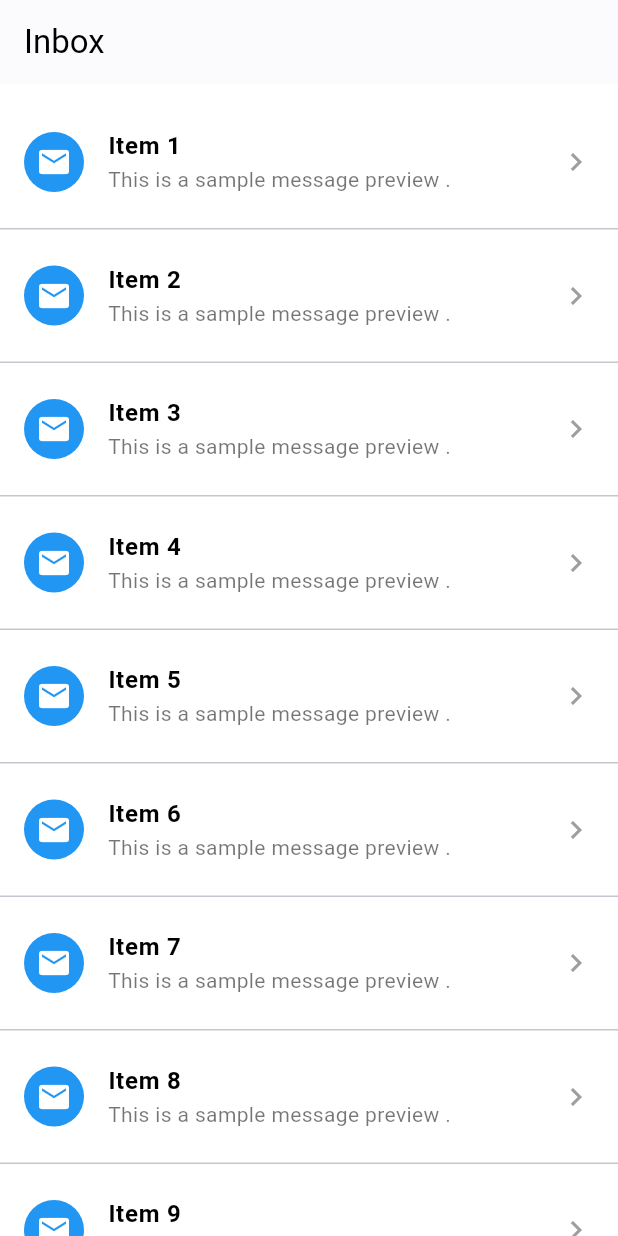
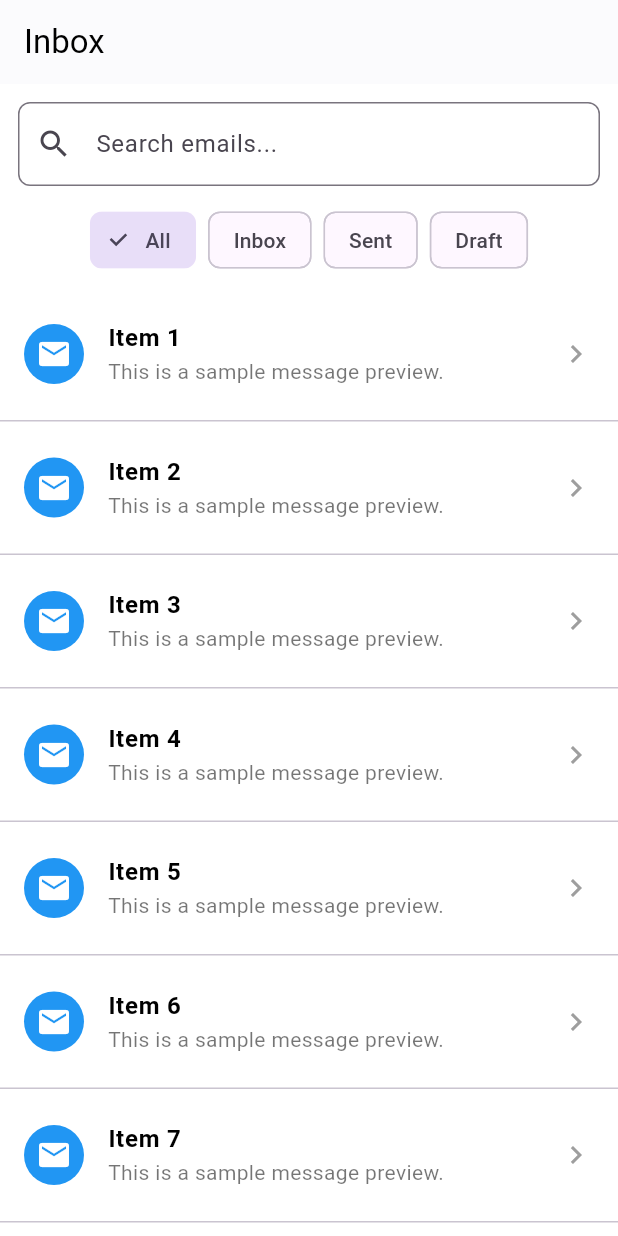
Before and after one commit to Sonia-dev/pagination_core, a Flutter app: the screen it shows after launch, on a phone screen of 412 x 824 dp. Run offline on Flutter 3.47's test engine with Material 3 defaults, Android fonts, the phone set to English and light mode, and no system bars.

Commit message:
## 1.0.6 - **Enhanced**: Pull-to-refresh now retains all active filters and only resets to page without clearing parameters. - **Fixed**: `RefreshIndicator` always wraps a scrollable list, even when empty, to ensure pull-to-refresh works in all states. - **Improved**: Documentation updated to show how to pass and persist `extraParams` across fetch/reset calls.

```diff
--- a/example/lib/pagination_demo.dart
+++ b/example/lib/pagination_demo.dart
@@ -1,7 +1,6 @@
 import 'package:flutter/material.dart';
 import 'package:pagination_core/pagination_core.dart';
 
-/// Simulates a paginated screen with Gmail-like styling.
 class PaginatedListScreen extends StatefulWidget {
   @override
   _PaginatedListScreenState createState() => _PaginatedListScreenState();
@@ -9,31 +8,90 @@ class PaginatedListScreen extends StatefulWidget {
 
 class _PaginatedListScreenState extends State<PaginatedListScreen> {
   late Paginator<String> paginator;
+  final TextEditingController _searchController = TextEditingController();
+  String searchQuery = '';
+
+  // Example categories for the filter chips
+  final List<String> categories = ['inbox', 'sent', 'draft'];
+  String? selectedCategory;
 
   @override
   void initState() {
     super.initState();
 
-    // Initialize the paginator with fetch logic and response parsing.
+    // Initialize the paginator
     paginator = Paginator<String>(
       fetchFunction: mockApiFetch,
       parseItems: (data) => List<String>.from(data),
       parseMeta: (json) => Meta.fromJson(json),
+      initialParameters: {
+        'limit': '10',
+        'page': '1',
+        // Pre-apply a category filter if set
+        if (selectedCategory != null) 'category': selectedCategory,
+      },
     );
 
-    // Fetch the first page on screen load.
+    // Fetch the first page
     paginator.fetch();
   }
 
-  /// Simulates an API call returning paginated string data.
+  /// Simulates a paginated API call with search and category filtering
   Future<Map<String, dynamic>> mockApiFetch(Map<String, dynamic> params) async {
     final page = int.parse(params['page'] ?? '1');
-    await Future.delayed(Duration(seconds: 1));
+    final query = (params['query'] ?? '').toString().toLowerCase();
+    final category = params['category']?.toString().toLowerCase();
+
+    await Future.delayed(const Duration(seconds: 1));
+
+    // Full data set
+    final allItems = List.generate(50, (i) => 'Item ${i + 1}');
+
+    // Apply filters
+    List<String> filtered = allItems.where((item) {
+      final matchesSearch = query.isEmpty || item.toLowerCase().contains(query);
+      final matchesCategory =
+          category == null || item.toLowerCase().contains(category);
+      return matchesSearch && matchesCategory;
+    }).toList();
+
+    // Pagination logic
+    final limit = int.parse(params['limit'] ?? '10');
+    final start = (page - 1) * limit;
+    final end = (start + limit).clamp(0, filtered.length);
+    final pagedItems = filtered.sublist(start, end);
+
+    final lastPage = (filtered.length / limit).ceil();
 
     return {
-      'data': List.generate(10, (i) => 'Item ${(page - 1) * 10 + i + 1}'),
-      'meta': {'currentPage': page, 'lastPage': 5},
+      'data': pagedItems,
+      'meta': {
+        'currentPage': page,
+        'lastPage': lastPage,
+      },
     };
+  }
+
+  /// Called when the search input changes
+  void _onSearchChanged(String value) {
+    searchQuery = value;
+    paginator.fetch(reset: true, extraParams: {'query': searchQuery});
+  }
+
+  /// Called when a category chip is selected
+  void _onCategorySelected(String? category) {
+    setState(() {
+      selectedCategory = category;
+    });
+    final extra = <String, dynamic>{};
+    if (category != null) extra['category'] = category;
+    paginator.fetch(reset: true, extraParams: {'category': selectedCategory});
+  }
+
+  @override
+  void dispose() {
+    _searchController.dispose();
+    super.dispose();
   }
 
   @override
@@ -48,6 +106,43 @@ class _PaginatedListScreenState extends State<PaginatedListScreen> {
       ),
       body: Column(
         children: [
+          // Search bar
+          Padding(
+            padding: const EdgeInsets.all(12),
+            child: TextField(
+              controller: _searchController,
+              onChanged: _onSearchChanged,
+              decoration: InputDecoration(
+                hintText: 'Search emails...',
+                prefixIcon: const Icon(Icons.search),
+                border: OutlineInputBorder(
+                  borderRadius: BorderRadius.circular(8),
+                ),
+              ),
+            ),
+          ),
+
+          // Category filter chips
+          Padding(
+            padding: const EdgeInsets.symmetric(horizontal: 12),
+            child: Wrap(
+              spacing: 8,
+              children: [
+                FilterChip(
+                  label: const Text('All'),
+                  selected: selectedCategory == null,
+                  onSelected: (_) => _onCategorySelected(null),
+                ),
+                ...categories.map((cat) => FilterChip(
+                      label: Text(cat.capitalize()),
+                      selected: selectedCategory == cat,
+                      onSelected: (_) => _onCategorySelected(cat),
+                    )),
+              ],
+            ),
+          ),
+
+          // Paginated list
           Expanded(
             child: PaginatedList<String>(
               paginator: paginator,
@@ -67,17 +162,16 @@ class _PaginatedListScreenState extends State<PaginatedListScreen> {
                             fontWeight: FontWeight.w600, color: Colors.black),
                       ),
                       subtitle: const Text(
-                        "This is a sample message preview .",
+                        "This is a sample message preview.",
                         maxLines: 2,
                         overflow: TextOverflow.ellipsis,
                         style: TextStyle(color: Colors.black54),
                       ),
                       trailing:
                           const Icon(Icons.chevron_right, color: Colors.grey),
-                      onTap: () {
-                        showDialog(
+                      onTap: () => showDialog(
                         context: context,
-                          builder: (context) => AlertDialog(
+                        builder: (_) => AlertDialog(
                           title: Text(item),
                           content: const Text(
                               "This would be the full content of the email/message."),
@@ -88,8 +182,7 @@ class _PaginatedListScreenState extends State<PaginatedListScreen> {
                             ),
                           ],
                         ),
-                        );
-                      },
+                      ),
                     ),
                     const Divider(height: 1),
                   ],
@@ -106,3 +199,11 @@ class _PaginatedListScreenState extends State<PaginatedListScreen> {
     );
   }
 }
+
+/// Extension method to capitalize the first letter of a string.
+extension StringExtension on String {
+  String capitalize() {
+    if (isEmpty) return this;
+    return this[0].toUpperCase() + substring(1);
+  }
+}
--- a/lib/pagination_core.dart
+++ b/lib/pagination_core.dart
@@ -4,16 +4,11 @@ import 'package:flutter/material.dart';
 
 /// Contains pagination metadata such as current page and last page.
 class Meta {
-  /// The current page number.
   final int currentPage;
-
-  /// The last page number available.
   final int lastPage;
 
-  /// Creates a [Meta] object with the given [currentPage] and [lastPage].
   Meta({required this.currentPage, required this.lastPage});
 
-  /// Creates a [Meta] object from a JSON map.
   factory Meta.fromJson(Map<String, dynamic> json) {
     return Meta(
       currentPage: json['currentPage'] ?? 1,
@@ -24,102 +19,99 @@ class Meta {
 
 /// A generic class that handles pagination logic and API data fetching.
 class Paginator<T> {
-  /// Function used to fetch data from the API, accepts query parameters.
   final Future<Map<String, dynamic>> Function(Map<String, dynamic>)
       fetchFunction;
-
-  /// Function that parses the response into a list of type T.
   final List<T> Function(dynamic) parseItems;
-
-  /// Function that parses pagination metadata (current page, last page).
   final Meta Function(Map<String, dynamic>) parseMeta;
 
-  /// A notifier that holds the current list of fetched items.
   final ValueNotifier<List<T>> itemsNotifier = ValueNotifier([]);
+  bool isLoading = false;
 
-  /// Tracks the current page being fetched.
-  int currentPage = 1;
+  /// Default parameters such as page, limit, filters, etc.
+  final Map<String, dynamic> parameters;
 
-  /// Tracks the last page number available.
+  int get currentPage =>
+      int.tryParse(parameters['page']?.toString() ?? '1') ?? 1;
   int lastPage = 1;
 
-  /// Indicates whether a fetch operation is in progress.
-  bool isLoading = false;
-
-  /// Returns true if there are more pages to load.
   bool get hasNextPage => currentPage < lastPage;
-
-  /// Returns true if loading and already has some items loaded.
   bool get showProgress => isLoading && itemsNotifier.value.isNotEmpty;
 
-  /// Constructor requiring the necessary fetch and parsing functions.
   Paginator({
     required this.fetchFunction,
     required this.parseItems,
     required this.parseMeta,
-  });
+    Map<String, dynamic>? initialParameters,
+  }) : parameters = initialParameters ?? {'limit': '10', 'page': '1'};
 
-  /// Fetches data for the current page.
-  /// If [reset] is true, it resets pagination and fetches the first page again.
-  Future<void> fetch({bool reset = false}) async {
+  /// Fetches data from the API with optional reset and extraParams for filtering/searching
+  Future<void> fetch({
+    bool reset = false,
+    Map<String, dynamic>? extraParams,
+  }) async {
     if (isLoading) return;
-
     isLoading = true;
 
     if (reset) {
-      // Reset pagination state
-      currentPage = 1;
+      // Only reset the page and the list, keep filters intact
+      parameters['page'] = '1';
       lastPage = 1;
       itemsNotifier.value = [];
     }
 
+    // 1) Persist any new filters into parameters
+    if (extraParams != null) {
+      parameters.addAll(extraParams);
+    }
+
+    // 2) Build the final query parameters for the API call
+    final queryParams = Map<String, dynamic>.from(parameters);
+
     try {
-      // Call API with page and limit parameters
-      final result = await fetchFunction({
-        'page': currentPage.toString(),
-        'limit': '10',
-      });
+      final result = await fetchFunction(queryParams);
 
-      // Parse the items and meta data from the response
       final newItems = parseItems(result['data']);
       final meta = parseMeta(result['meta']);
 
-      // Add new items to the existing list
+      // 3) Append new items and update the current page
       itemsNotifier.value = [...itemsNotifier.value, ...newItems];
-      currentPage = meta.currentPage;
+      parameters['page'] = meta.currentPage.toString();
       lastPage = meta.lastPage;
+    } catch (e) {
+      debugPrint('Pagination fetch error: $e');
     } finally {
       isLoading = false;
     }
   }
 
-  /// Loads the next page if available.
+  /// Loads the next page of results
   Future<void> loadNextPage() async {
     if (!hasNextPage || isLoading) return;
-    currentPage++;
+
+    final nextPage = currentPage + 1;
+    parameters['page'] = nextPage.toString();
     await fetch();
+  }
+
+  /// Manually update a single parameter
+  void updateParameter(String key, dynamic value) {
+    parameters[key] = value;
+  }
+
+  /// Remove a parameter
+  void removeParameter(String key) {
+    parameters.remove(key);
   }
 }
 
-/// A reusable widget to display a list of paginated items using a Paginator.
+/// A reusable widget that displays a list of paginated items using a Paginator.
 class PaginatedList<T> extends StatefulWidget {
-  /// The paginator that handles the fetching logic.
   final Paginator<T> paginator;
-
-  /// Builder function to create UI for each item.
   final Widget Function(BuildContext, T) itemBuilder;
-
-  /// Padding around the list.
   final EdgeInsetsGeometry padding;
   final bool skinWrap;
-
-  /// Optional callback triggered when the list is refreshed.
   final Future<void> Function()? onRefresh;
-
-  /// Optional custom loading widget.
   final Widget? loadingIndicator;
-
-  /// Optional widget to show when the list is empty.
   final Widget? emptyBuilder;
 
   const PaginatedList({
@@ -144,12 +136,12 @@ class _PaginatedListState<T> extends State<PaginatedList<T>> {
   void initState() {
     super.initState();
 
-    // Fetch data initially if the list is empty
+    // Initial fetch if the list is empty
     if (widget.paginator.itemsNotifier.value.isEmpty) {
       widget.paginator.fetch();
     }
 
-    // Listen for scroll events to trigger loading more pages
+    // Listen for scroll to trigger loading more
     _scrollController.addListener(() {
       if (_scrollController.position.pixels >=
               _scrollController.position.maxScrollExtent - 200 &&
@@ -171,45 +163,55 @@ class _PaginatedListState<T> extends State<PaginatedList<T>> {
     return ValueListenableBuilder<List<T>>(
       valueListenable: widget.paginator.itemsNotifier,
       builder: (context, items, _) {
-        // Show loading when data is being fetched and list is still empty
+        // Build the content inside the RefreshIndicator
+        Widget child;
         if (items.isEmpty && widget.paginator.isLoading) {
-          return Center(
-            child: widget.loadingIndicator ?? CircularProgressIndicator(),
+          // Always show a centered loader during the initial fetch
+          child = Center(
+              child: widget.loadingIndicator ?? CircularProgressIndicator());
+        } else if (items.isEmpty) {
+          // If empty and not loading, show the emptyBuilder centered
+          child = widget.emptyBuilder ??
+              const Center(child: Text("No items found."));
+        } else {
+          // Normal list with bottom loader if more pages exist
+          child = ListView.builder(
+            controller: _scrollController,
+            padding: widget.padding,
+            itemCount: items.length + 1,
+            itemBuilder: (context, index) {
+              if (index == items.length) {
+                return widget.paginator.hasNextPage
+                    ? Padding(
+                        padding: const EdgeInsets.all(16),
+                        child: widget.loadingIndicator ??
+                            const CircularProgressIndicator(),
+                      )
+                    : const SizedBox.shrink();
+              }
+              return widget.itemBuilder(context, items[index]);
+            },
           );
         }
 
-        // Show empty message when list has no items
-        if (items.isEmpty) {
-          return widget.emptyBuilder ??
-              const Center(child: Text("No items found."));
-        }
-
-        // Main scrollable list with refresh support
+        // Wrap everything in a RefreshIndicator with always-scrollable behavior
         return RefreshIndicator(
           onRefresh: () async {
             await widget.paginator.fetch(reset: true);
             if (widget.onRefresh != null) await widget.onRefresh!();
           },
-          child: ListView.builder(
-            controller: _scrollController,
-            shrinkWrap: widget.skinWrap,
-            padding: widget.padding,
-            itemCount: items.length + 1, // Extra item for progress indicator
-            itemBuilder: (context, index) {
-              if (index == items.length) {
-                // Display loader at the end if more pages are available
-                return widget.paginator.hasNextPage
-                    ? Padding(
-                        padding: const EdgeInsets.all(16.0),
-                        child: widget.loadingIndicator ??
-                            const Center(child: CircularProgressIndicator()),
-                      )
-                    : const SizedBox.shrink(); // Empty space if no more pages
-              }
-
-              return widget.itemBuilder(context, items[index]);
-            },
-          ),
+          child: items.isEmpty
+              // Force a scrollable ListView when empty to enable pull-to-refresh
+              ? ListView(
+                  physics: const AlwaysScrollableScrollPhysics(),
+                  children: [
+                    SizedBox(
+                      height: MediaQuery.of(context).size.height * 0.8,
+                      child: child,
+                    )
+                  ],
+                )
+              : child,
         );
       },
     );
--- a/pubspec.yaml
+++ b/pubspec.yaml
@@ -1,6 +1,6 @@
 name: pagination_core
 description: A simple and reusable pagination handler for any state management solution in Flutter.
-version: 1.0.5
+version: 1.0.6
 homepage: https://github.com/Sonia-dev/pagination_core
 
 environment:
```
Also changed, not shown: 2 other files. Lines whose indentation alone changed are shown as unchanged.
